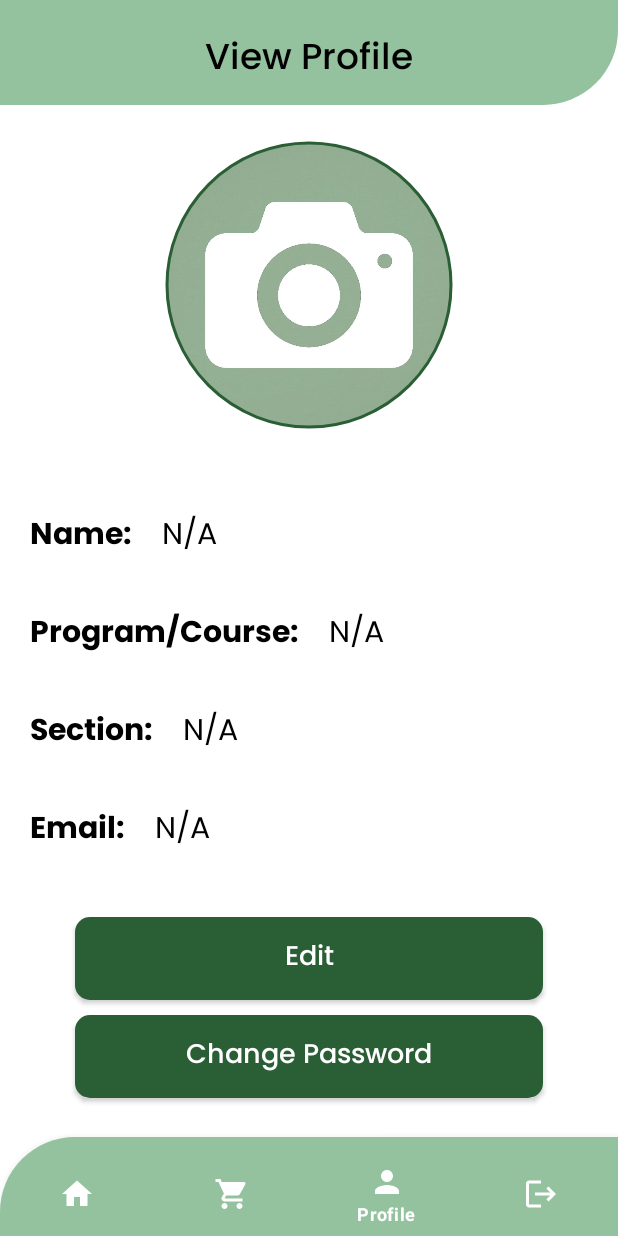
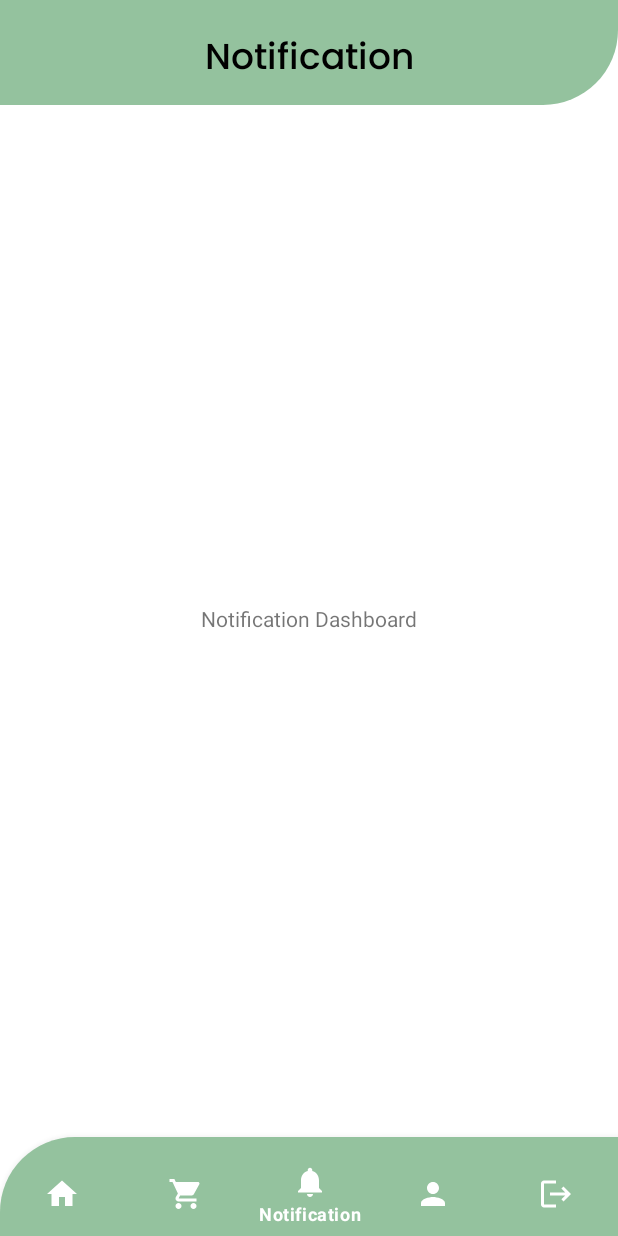
Before and after one commit to Noy-98/CDMM, an Android app: the screen it shows after launch once a user with an empty profile is signed in (MainHomeDashboard), item 3 of the bottom bar chosen, on a phone screen of 412 x 824 dp. Run offline under Robolectric (Android 15) with nearby library versions, the phone set to English and light mode, and no system bars; our stand-ins replace Firebase (no records; nobody signed in at launch, a user with empty details on screens opened directly).

```diff
--- a/app/src/main/java/com/itech/cdmm/MainHomeDashboard.kt
+++ b/app/src/main/java/com/itech/cdmm/MainHomeDashboard.kt
@@ -7,6 +7,7 @@ import com.google.android.material.bottomnavigation.BottomNavigationView
 import com.itech.cdmm.dashboard.Cart
 import com.itech.cdmm.dashboard.Home
 import com.itech.cdmm.dashboard.Logout
+import com.itech.cdmm.dashboard.Notification
 import com.itech.cdmm.dashboard.Profile
 import com.itech.cdmm.databinding.ActivityMainHomeDashboardBinding
 
@@ -37,6 +38,10 @@ class MainHomeDashboard : AppCompatActivity() {
                     loadFragment(Cart())
                     true
                 }
+                R.id.notification -> {
+                    loadFragment(Notification())
+                    true
+                }
                 R.id.profile -> {
                     loadFragment(Profile())
                     true
--- /dev/null
+++ b/app/src/main/java/com/itech/cdmm/dashboard/Notification.kt
@@ -0,0 +1,22 @@
+package com.itech.cdmm.dashboard
+
+import android.os.Bundle
+import androidx.fragment.app.Fragment
+import android.view.LayoutInflater
+import android.view.View
+import android.view.ViewGroup
+import com.itech.cdmm.databinding.FragmentNotificationBinding
+
+class Notification : Fragment() {
+
+    private lateinit var binding: FragmentNotificationBinding
+
+    override fun onCreateView(
+        inflater: LayoutInflater, container: ViewGroup?,
+        savedInstanceState: Bundle?
+    ): View? {
+        binding = FragmentNotificationBinding.inflate(inflater, container, false)
+
+        return binding.root
+    }
+}
--- /dev/null
+++ b/app/src/main/res/drawable/baseline_notifications_24.xml
@@ -0,0 +1,5 @@
+<vector xmlns:android="http://schemas.android.com/apk/res/android" android:height="24dp" android:tint="#FDFDFD" android:viewportHeight="24" android:viewportWidth="24" android:width="24dp">
+
+    <path android:fillColor="@android:color/white" android:pathData="M12,22c1.1,0 2,-0.9 2,-2h-4c0,1.1 0.89,2 2,2zM18,16v-5c0,-3.07 -1.64,-5.64 -4.5,-6.32L13.5,4c0,-0.83 -0.67,-1.5 -1.5,-1.5s-1.5,0.67 -1.5,1.5v0.68C7.63,5.36 6,7.92 6,11v5l-2,2v1h16v-1l-2,-2z"/>
+
+</vector>
--- /dev/null
+++ b/app/src/main/res/layout/fragment_notification.xml
@@ -0,0 +1,45 @@
+<?xml version="1.0" encoding="utf-8"?>
+<FrameLayout xmlns:android="http://schemas.android.com/apk/res/android"
+    xmlns:tools="http://schemas.android.com/tools"
+    android:layout_width="match_parent"
+    android:layout_height="match_parent"
+    xmlns:app="http://schemas.android.com/apk/res-auto"
+    tools:context=".dashboard.Notification"
+    android:background="@color/white">
+
+    <androidx.constraintlayout.widget.ConstraintLayout
+        android:layout_width="match_parent"
+        android:layout_height="match_parent">
+
+        <ImageView
+            android:id="@+id/header"
+            android:layout_width="match_parent"
+            android:layout_height="70dp"
+            android:src="@drawable/top_background"
+            app:layout_constraintTop_toTopOf="parent"
+            app:layout_constraintStart_toStartOf="parent"
+            app:layout_constraintEnd_toEndOf="parent"/>
+
+        <TextView
+            android:id="@+id/profile_text_title"
+            android:layout_width="wrap_content"
+            android:layout_height="wrap_content"
+            android:layout_marginTop="20dp"
+            android:fontFamily="@font/poppins_medium"
+            android:text="Notification"
+            android:textColor="@color/black"
+            android:textSize="24sp"
+            app:layout_constraintEnd_toEndOf="parent"
+            app:layout_constraintStart_toStartOf="parent"
+            app:layout_constraintTop_toTopOf="parent" />
+
+        <TextView
+            android:layout_width="wrap_content"
+            android:layout_height="wrap_content"
+            app:layout_constraintTop_toTopOf="parent"
+            app:layout_constraintBottom_toBottomOf="parent"
+            app:layout_constraintStart_toStartOf="parent"
+            app:layout_constraintEnd_toEndOf="parent"
+            android:text="Notification Dashboard"/>
+    </androidx.constraintlayout.widget.ConstraintLayout>
+</FrameLayout>
--- a/app/src/main/res/menu/bottom_nav_menu.xml
+++ b/app/src/main/res/menu/bottom_nav_menu.xml
@@ -13,6 +13,11 @@
         android:title="Cart"
         android:fontFamily="@font/poppins_bold"/>
     <item
+        android:id="@+id/notification"
+        android:icon="@drawable/baseline_notifications_24"
+        android:title="Notification"
+        android:fontFamily="@font/poppins_bold"/>
+    <item
         android:id="@+id/profile"
         android:icon="@drawable/baseline_person_24"
         android:title="Profile"
```
Also changed, not shown: app/src/main/java/com/itech/cdmm/CartDBStructure.kt (added, +14 -0 lines), app/src/main/java/com/itech/cdmm/ProductsAdapter.kt (+34 -5 lines).
